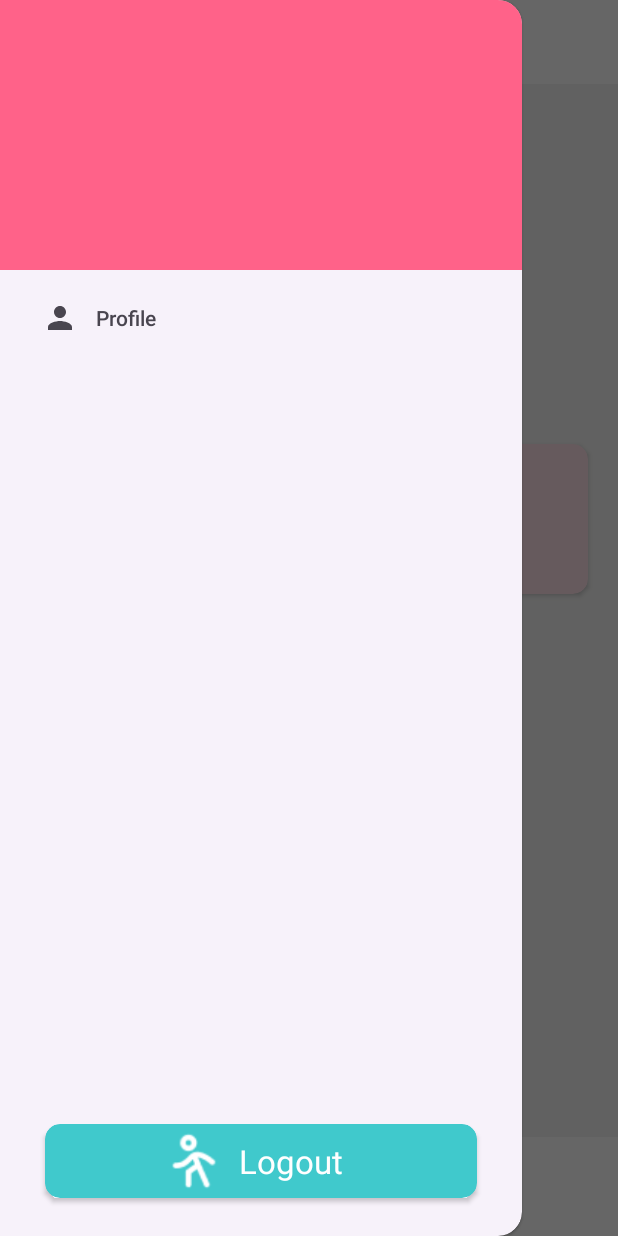
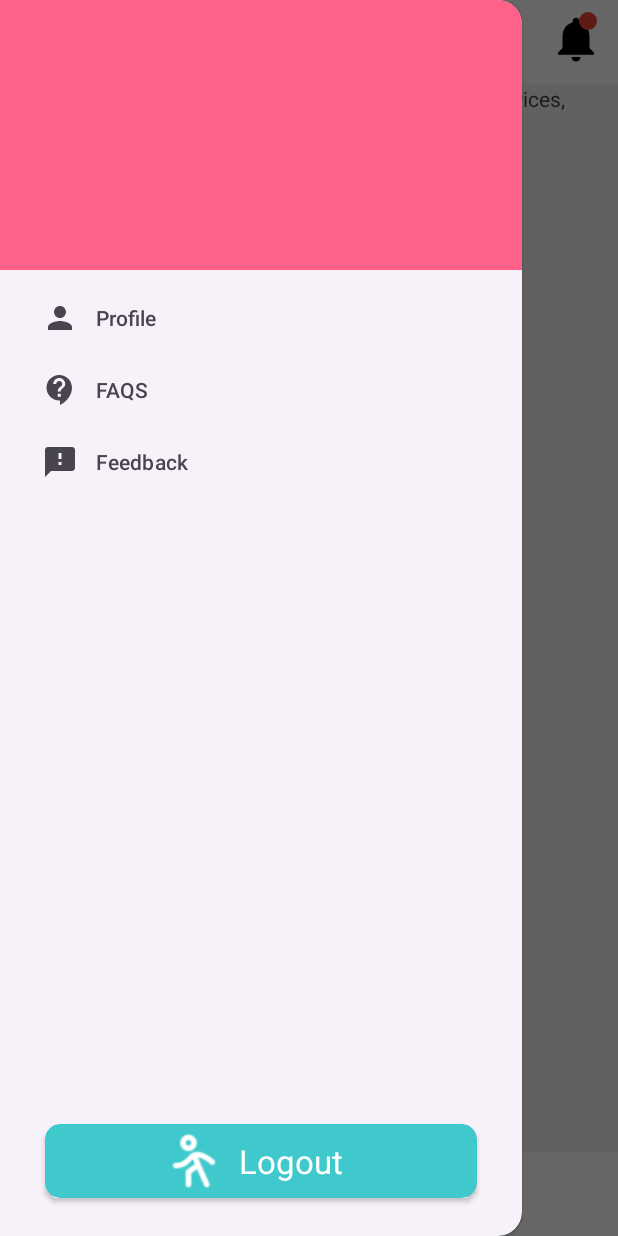
Before and after one commit to jinay-crestinfo/99_Spoons_Customer_App, an Android app: the HomeActivity screen opened directly, with no data from a screen before it, with the side drawer open, on a phone screen of 412 x 824 dp. Run offline under Robolectric (Android 15) with nearby library versions, the phone set to English and light mode, and no system bars.

Commit message:
UI Update

```diff
--- a/app/build.gradle.kts
+++ b/app/build.gradle.kts
@@ -52,4 +52,5 @@ dependencies {
     implementation("me.relex:circleindicator:2.1.6")
     implementation("de.hdodenhof:circleimageview:3.1.0")
     implementation("com.google.maps.android:android-maps-utils:3.8.0")
+    implementation("com.squareup.picasso:picasso:2.71828")
 }
--- a/app/src/main/AndroidManifest.xml
+++ b/app/src/main/AndroidManifest.xml
@@ -13,9 +13,14 @@
         android:supportsRtl="true"
         android:theme="@style/AppTheme"
         tools:targetApi="31">
+        <activity
+            android:name=".Views.ItemMenu.ItemMenu"
+            android:exported="false" />
+
         <meta-data
             android:name="com.google.android.geo.API_KEY"
             android:value="AIzaSyCYse-kSSV3_2KIufkMBw1a7Ucf1n8CjOo" />
+
         <activity
             android:name=".Views.Splashscreen.SplashScreen"
             android:exported="false" />
--- a/app/src/main/java/com/exp/a99spoonscustomer/Views/HomeScreen/Fragments/HomeFragment.kt
+++ b/app/src/main/java/com/exp/a99spoonscustomer/Views/HomeScreen/Fragments/HomeFragment.kt
@@ -3,10 +3,12 @@ package com.exp.a99spoonscustomer.Views.HomeScreen.Fragments
 import android.content.Intent
 import android.os.Bundle
 import android.view.LayoutInflater
+
 import android.view.View
 import android.view.ViewGroup
 import androidx.fragment.app.Fragment
 import com.exp.a99spoonscustomer.R
+import com.exp.a99spoonscustomer.Views.ItemMenu.ItemMenu
 import com.exp.a99spoonscustomer.Views.PromotionScreen.PromotionScreen
 import com.exp.a99spoonscustomer.adapter.CorouselView
 import com.exp.a99spoonscustomer.databinding.FragmentHomeBinding
@@ -37,6 +39,8 @@ class HomeFragment : Fragment() {
 
     fun setListners() {
         binding.dashTab1.setOnClickListener {
+            val intent = Intent(activity, ItemMenu::class.java)
+            startActivity(intent)
         }
         binding.dashTab2.setOnClickListener {
             val intent = Intent(activity, PromotionScreen::class.java)
--- a/app/src/main/java/com/exp/a99spoonscustomer/Views/HomeScreen/Fragments/LocationFragment.kt
+++ b/app/src/main/java/com/exp/a99spoonscustomer/Views/HomeScreen/Fragments/LocationFragment.kt
@@ -31,8 +31,8 @@ class LocationFragment : Fragment() {
             )
             val markerOptions = MarkerOptions()
                 .position(markerPosition)
-                .title("Marker Title")
-                .snippet("Marker Snippet")
+                .title("Vending Machine")
+                .snippet("Opp. Mart, United State")
             it.addMarker(markerOptions)
             it.moveCamera(CameraUpdateFactory.newLatLngZoom(markerPosition, 15f))
         }
--- a/app/src/main/java/com/exp/a99spoonscustomer/Views/HomeScreen/HomeActivity.kt
+++ b/app/src/main/java/com/exp/a99spoonscustomer/Views/HomeScreen/HomeActivity.kt
@@ -33,8 +33,8 @@ class HomeActivity : AppCompatActivity() {
             binding.main.openDrawer(GravityCompat.START)
         }
         setContentView(binding.root)
-        setCurrentFragment(homeFragment)
-        setScreenIndicator(1)
+        setCurrentFragment(locationFragment)
+        setScreenIndicator(2)
         setNavDrawer()
         binding.logoutButton.setOnClickListener {
             signOut()
@@ -72,11 +72,10 @@ class HomeActivity : AppCompatActivity() {
             setCurrentFragment(locationFragment)
             setScreenIndicator(2)
         }
-        binding.tab3.setOnClickListener {
+        binding.notification.setOnClickListener {
             setCurrentFragment(notificationFragment)
-            setScreenIndicator(3)
+            setScreenIndicator(0)
         }
-
     }
 
     private fun setScreenIndicator(currentScreen: Int) {
@@ -90,10 +89,7 @@ class HomeActivity : AppCompatActivity() {
                     ContextCompat.getColor(this, R.color.unselected_icon),
                     PorterDuff.Mode.SRC_IN
                 )
-                binding.icon.setColorFilter(
-                    ContextCompat.getColor(this, R.color.unselected_icon),
-                    PorterDuff.Mode.SRC_IN
-                )
+
 
             }
 
@@ -106,19 +102,10 @@ class HomeActivity : AppCompatActivity() {
                     ContextCompat.getColor(this, R.color.unselected_icon),
                     PorterDuff.Mode.SRC_IN
                 )
-                binding.icon.setColorFilter(
-                    ContextCompat.getColor(this, R.color.unselected_icon),
-                    PorterDuff.Mode.SRC_IN
-                )
-
 
             }
 
-            3 -> {
-                binding.icon.setColorFilter(
-                    ContextCompat.getColor(this, R.color.selected_icon),
-                    PorterDuff.Mode.SRC_IN
-                )
+            0 -> {
                 binding.tab2.setColorFilter(
                     ContextCompat.getColor(this, R.color.unselected_icon),
                     PorterDuff.Mode.SRC_IN
@@ -127,8 +114,6 @@ class HomeActivity : AppCompatActivity() {
                     ContextCompat.getColor(this, R.color.unselected_icon),
                     PorterDuff.Mode.SRC_IN
                 )
-
-
             }
 
         }
--- /dev/null
+++ b/app/src/main/java/com/exp/a99spoonscustomer/model/MenuItem.kt
@@ -0,0 +1,6 @@
+package com.exp.a99spoonscustomer.model
+
+data class MenuItem(
+    var name: String,
+    var image: String,
+)
--- /dev/null
+++ b/app/src/main/res/drawable/ic_customer_support.xml
@@ -0,0 +1,5 @@
+<vector xmlns:android="http://schemas.android.com/apk/res/android" android:autoMirrored="true" android:height="24dp" android:tint="#000000" android:viewportHeight="24" android:viewportWidth="24" android:width="24dp">
+
+    <path android:fillColor="@android:color/white" android:pathData="M11.5,2C6.81,2 3,5.81 3,10.5S6.81,19 11.5,19h0.5v3c4.86,-2.34 8,-7 8,-11.5C20,5.81 16.19,2 11.5,2zM12.5,16.5h-2v-2h2v2zM12.5,13h-2c0,-3.25 3,-3 3,-5 0,-1.1 -0.9,-2 -2,-2s-2,0.9 -2,2h-2c0,-2.21 1.79,-4 4,-4s4,1.79 4,4c0,2.5 -3,2.75 -3,5z"/>
+
+</vector>
--- /dev/null
+++ b/app/src/main/res/drawable/ic_feedback.xml
@@ -0,0 +1,5 @@
+<vector xmlns:android="http://schemas.android.com/apk/res/android" android:height="24dp" android:tint="#000000" android:viewportHeight="24" android:viewportWidth="24" android:width="24dp">
+
+    <path android:fillColor="@android:color/white" android:pathData="M20,2L4,2c-1.1,0 -1.99,0.9 -1.99,2L2,22l4,-4h14c1.1,0 2,-0.9 2,-2L22,4c0,-1.1 -0.9,-2 -2,-2zM13,14h-2v-2h2v2zM13,10h-2L11,6h2v4z"/>
+
+</vector>
--- a/app/src/main/res/layout/activity_home.xml
+++ b/app/src/main/res/layout/activity_home.xml
@@ -48,6 +48,37 @@
                     android:layout_gravity="center_horizontal"
                     android:layout_margin="5dp"
                     android:src="@drawable/ic_logo" />
+
+                <RelativeLayout
+                    android:id="@+id/notification"
+                    android:layout_width="wrap_content"
+                    android:layout_height="wrap_content"
+                    android:layout_gravity="end"
+                    android:layout_marginTop="8dp"
+                    android:layout_marginEnd="10dp"
+                    android:gravity="center"
+                    app:layout_constraintEnd_toEndOf="parent"
+                    app:layout_constraintStart_toEndOf="@id/tab2"
+                    app:layout_constraintTop_toTopOf="parent">
+
+
+                    <ImageView
+                        android:id="@+id/icon"
+                        android:layout_width="36dp"
+                        android:layout_height="36dp"
+                        android:layout_marginBottom="10dp"
+                        android:src="@drawable/ic_notification"
+                        app:tint="@color/unselected_icon" />
+
+                    <View
+                        android:id="@+id/red_dot"
+                        android:layout_width="12dp"
+                        android:layout_height="12dp"
+                        android:layout_alignTop="@id/icon"
+                        android:layout_alignEnd="@id/icon"
+                        android:layout_marginEnd="4dp"
+                        android:background="@drawable/red_dot_background" />
+                </RelativeLayout>
             </FrameLayout>
 
 
@@ -109,37 +140,10 @@
                 android:layout_height="36dp"
                 android:layout_marginBottom="10dp"
                 android:src="@drawable/ic_location"
-                app:layout_constraintEnd_toStartOf="@+id/tab3"
+                app:layout_constraintEnd_toEndOf="parent"
                 app:layout_constraintStart_toEndOf="@id/tab1"
                 app:layout_constraintTop_toTopOf="parent"
                 app:tint="@color/unselected_icon" />
-
-            <RelativeLayout
-                android:id="@+id/tab3"
-                android:layout_width="wrap_content"
-                android:layout_height="wrap_content"
-                app:layout_constraintEnd_toEndOf="parent"
-                app:layout_constraintStart_toEndOf="@id/tab2"
-                app:layout_constraintTop_toTopOf="parent">
-
-
-                <ImageView
-                    android:id="@+id/icon"
-                    android:layout_width="36dp"
-                    android:layout_height="36dp"
-                    android:layout_marginBottom="10dp"
-                    android:src="@drawable/ic_notification"
-                    app:tint="@color/unselected_icon" />
-
-                <View
-                    android:id="@+id/red_dot"
-                    android:layout_width="12dp"
-                    android:layout_height="12dp"
-                    android:layout_alignTop="@id/icon"
-                    android:layout_alignEnd="@id/icon"
-                    android:layout_marginEnd="4dp"
-                    android:background="@drawable/red_dot_background" />
-            </RelativeLayout>
 
 
         </androidx.constraintlayout.widget.ConstraintLayout>
@@ -156,7 +160,7 @@
         app:headerLayout="@layout/drawer_header"
         app:menu="@menu/nav_drawer_menu">
 
-        <androidx.constraintlayout.widget.ConstraintLayout
+         <androidx.constraintlayout.widget.ConstraintLayout
             android:layout_width="match_parent"
             android:layout_height="match_parent"
             android:orientation="vertical">
--- a/app/src/main/res/menu/nav_drawer_menu.xml
+++ b/app/src/main/res/menu/nav_drawer_menu.xml
@@ -5,7 +5,14 @@
             android:id="@+id/hrms_drawer_userprofile"
             android:icon="@drawable/ic_profile"
             android:title="Profile" />
-
+        <item
+            android:id="@+id/hrms_drawer_faqs"
+            android:icon="@drawable/ic_customer_support"
+            android:title="FAQS" />
+        <item
+            android:id="@+id/hrms_drawer_feedback"
+            android:icon="@drawable/ic_feedback"
+            android:title="Feedback" />
     </group>
 
 </menu>
```
Also changed, not shown: app/src/main/java/com/exp/a99spoonscustomer/Views/ItemMenu/ItemMenu.kt (added, +73 -0 lines), app/src/main/java/com/exp/a99spoonscustomer/adapter/MenuItemAdapter.kt (added, +29 -0 lines), app/src/main/res/layout/activity_item_menu.xml (renamed from app/src/main/res/layout/activity_promotion_screen.xml, +25 -22 lines), app/src/main/res/layout/fragment_home.xml (+52 -19 lines), app/src/main/res/layout/menu_tile.xml (added, +40 -0 lines), app/src/main/res/drawable/ic_certified_by.png (added), app/src/main/res/drawable/ic_cup_1.png (added).
